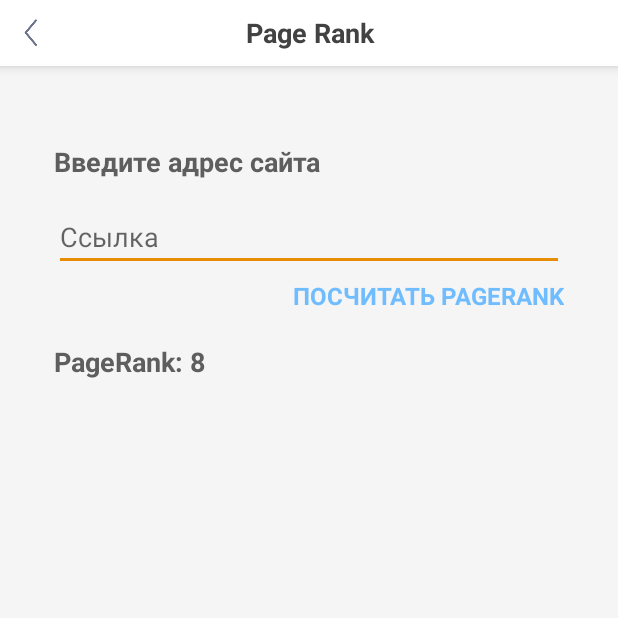
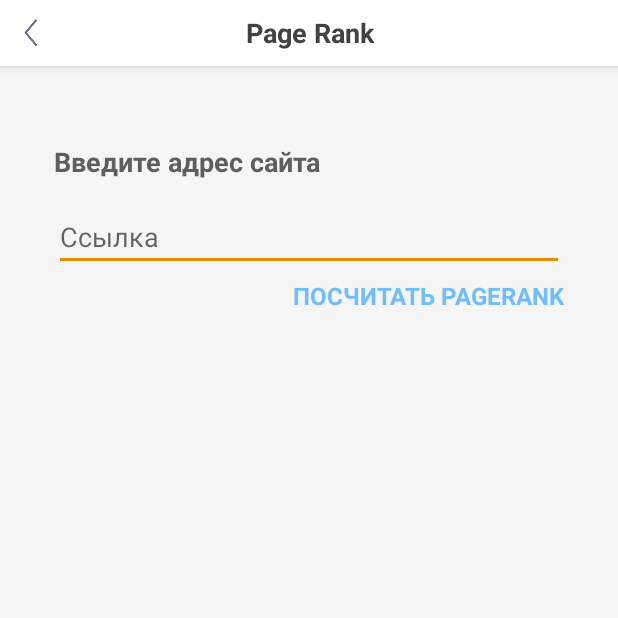
Before and after one commit to Rogdan/4kurs_labs, an Android app: the screen it shows after launch (PageRankActivity), after a tap on "PAGE RANK (Л.Р. 4)", on a phone screen of 412 x 824 dp, the top half of it. Run offline under Robolectric (Android 15) with nearby library versions, the light colour scheme and no system bars; our stand-ins replace ButterKnife, Dagger/Hilt's generated code; libraries missing offline, so code that uses them is left out: rx.subscriptions.

Commit message:
directory refactoring

```diff
--- a/app/src/main/AndroidManifest.xml
+++ b/app/src/main/AndroidManifest.xml
@@ -13,7 +13,7 @@
         android:supportsRtl="true"
         android:theme="@style/AppTheme">
 
-        <activity android:name=".ui.didenko.analyze.AnalyzeActivity"
+        <activity android:name=".ui.didenko.naive_bayes_lab_2_3.analyze.AnalyzeActivity"
             android:screenOrientation="portrait"
             android:windowSoftInputMode="adjustPan"/>
 
@@ -27,13 +27,13 @@
             </intent-filter>
         </activity>
         <activity
-            android:name=".ui.didenko.analyze.input.AnalyzeInputActivity"
+            android:name=".ui.didenko.naive_bayes_lab_2_3.input.AnalyzeInputActivity"
             android:screenOrientation="portrait"
             android:windowSoftInputMode="adjustPan"
             />
 
         <activity
-            android:name=".ui.didenko.page_rank.PageRankActivity"
+            android:name=".ui.didenko.page_rank_lab_4.PageRankActivity"
             android:screenOrientation="portrait"
             android:windowSoftInputMode="adjustPan"/>
     </application>
--- a/app/src/main/java/com/rogdanapp/stohastikalab1/adapters/ViewPagerAdapter.java
+++ b/app/src/main/java/com/rogdanapp/stohastikalab1/adapters/ViewPagerAdapter.java
@@ -1,15 +1,13 @@
 package com.rogdanapp.stohastikalab1.adapters;
 
 import android.content.Context;
-import android.support.annotation.FloatRange;
 import android.support.v4.app.Fragment;
 import android.support.v4.app.FragmentManager;
 import android.support.v4.app.FragmentStatePagerAdapter;
 
-import com.rogdanapp.stohastikalab1.R;
 import com.rogdanapp.stohastikalab1.data.pojo.AnalyzerItem;
 import com.rogdanapp.stohastikalab1.data.pojo.BaesClass;
-import com.rogdanapp.stohastikalab1.ui.didenko.data_showing.DataShowingFragment;
+import com.rogdanapp.stohastikalab1.ui.didenko.naive_bayes_lab_2_3.data_showing.DataShowingFragment;
 
 import java.util.ArrayList;
 
--- a/app/src/main/java/com/rogdanapp/stohastikalab1/di/components/ApplicationComponent.java
+++ b/app/src/main/java/com/rogdanapp/stohastikalab1/di/components/ApplicationComponent.java
@@ -1,8 +1,8 @@
 package com.rogdanapp.stohastikalab1.di.components;
 
 import com.rogdanapp.stohastikalab1.di.modules.ApplicationModule;
-import com.rogdanapp.stohastikalab1.ui.didenko.analyze.AnalyzeActivity;
-import com.rogdanapp.stohastikalab1.ui.didenko.analyze.input.AnalyzeInputActivity;
+import com.rogdanapp.stohastikalab1.ui.didenko.naive_bayes_lab_2_3.analyze.AnalyzeActivity;
+import com.rogdanapp.stohastikalab1.ui.didenko.naive_bayes_lab_2_3.input.AnalyzeInputActivity;
 
 import javax.inject.Singleton;
 
--- a/app/src/main/java/com/rogdanapp/stohastikalab1/ui/MainActivity.java
+++ b/app/src/main/java/com/rogdanapp/stohastikalab1/ui/MainActivity.java
@@ -7,8 +7,8 @@ import android.widget.TextView;
 
 import com.rogdanapp.stohastikalab1.R;
 import com.rogdanapp.stohastikalab1.core.BaseActivity;
-import com.rogdanapp.stohastikalab1.ui.didenko.analyze.AnalyzeActivity;
-import com.rogdanapp.stohastikalab1.ui.didenko.page_rank.PageRankActivity;
+import com.rogdanapp.stohastikalab1.ui.didenko.naive_bayes_lab_2_3.analyze.AnalyzeActivity;
+import com.rogdanapp.stohastikalab1.ui.didenko.page_rank_lab_4.PageRankActivity;
 
 import butterknife.BindView;
 import butterknife.OnClick;
--- a/app/src/main/java/com/rogdanapp/stohastikalab1/ui/didenko/analyze/AnalyzeContract.java
+++ b/app/src/main/java/com/rogdanapp/stohastikalab1/ui/didenko/naive_bayes_lab_2_3/analyze/AnalyzeContract.java
@@ -1,11 +1,9 @@
-package com.rogdanapp.stohastikalab1.ui.didenko.analyze;
+package com.rogdanapp.stohastikalab1.ui.didenko.naive_bayes_lab_2_3.analyze;
 
 import com.rogdanapp.stohastikalab1.core.IBaseView;
-import com.rogdanapp.stohastikalab1.data.pojo.AnalyzerItem;
 import com.rogdanapp.stohastikalab1.data.pojo.BaesClass;
 
 import java.io.InputStream;
-import java.util.ArrayList;
 
 public class AnalyzeContract {
     interface IAnalyzeView extends IBaseView {
--- a/app/src/main/java/com/rogdanapp/stohastikalab1/ui/didenko/analyze/AnalyzePresenter.java
+++ b/app/src/main/java/com/rogdanapp/stohastikalab1/ui/didenko/naive_bayes_lab_2_3/analyze/AnalyzePresenter.java
@@ -1,4 +1,4 @@
-package com.rogdanapp.stohastikalab1.ui.didenko.analyze;
+package com.rogdanapp.stohastikalab1.ui.didenko.naive_bayes_lab_2_3.analyze;
 
 import com.rogdanapp.stohastikalab1.core.Presenter;
 import com.rogdanapp.stohastikalab1.data.InMemoryStore;
--- a/app/src/main/java/com/rogdanapp/stohastikalab1/ui/didenko/data_showing/DataShowingFragment.java
+++ b/app/src/main/java/com/rogdanapp/stohastikalab1/ui/didenko/naive_bayes_lab_2_3/data_showing/DataShowingFragment.java
@@ -1,4 +1,4 @@
-package com.rogdanapp.stohastikalab1.ui.didenko.data_showing;
+package com.rogdanapp.stohastikalab1.ui.didenko.naive_bayes_lab_2_3.data_showing;
 
 import android.support.v7.widget.LinearLayoutManager;
 import android.support.v7.widget.RecyclerView;
--- a/app/src/main/java/com/rogdanapp/stohastikalab1/ui/didenko/analyze/input/AnalyzeInputActivity.java
+++ b/app/src/main/java/com/rogdanapp/stohastikalab1/ui/didenko/naive_bayes_lab_2_3/input/AnalyzeInputActivity.java
@@ -1,4 +1,4 @@
-package com.rogdanapp.stohastikalab1.ui.didenko.analyze.input;
+package com.rogdanapp.stohastikalab1.ui.didenko.naive_bayes_lab_2_3.input;
 
 import android.support.annotation.NonNull;
 import android.view.View;
--- a/app/src/main/java/com/rogdanapp/stohastikalab1/ui/didenko/analyze/input/AnalyzeInputContract.java
+++ b/app/src/main/java/com/rogdanapp/stohastikalab1/ui/didenko/naive_bayes_lab_2_3/input/AnalyzeInputContract.java
@@ -1,4 +1,4 @@
-package com.rogdanapp.stohastikalab1.ui.didenko.analyze.input;
+package com.rogdanapp.stohastikalab1.ui.didenko.naive_bayes_lab_2_3.input;
 
 import com.rogdanapp.stohastikalab1.core.IBaseView;
 
--- a/app/src/main/java/com/rogdanapp/stohastikalab1/ui/didenko/analyze/input/AnalyzeInputPresenter.java
+++ b/app/src/main/java/com/rogdanapp/stohastikalab1/ui/didenko/naive_bayes_lab_2_3/input/AnalyzeInputPresenter.java
@@ -1,10 +1,8 @@
-package com.rogdanapp.stohastikalab1.ui.didenko.analyze.input;
+package com.rogdanapp.stohastikalab1.ui.didenko.naive_bayes_lab_2_3.input;
 
 import com.rogdanapp.stohastikalab1.core.Presenter;
 import com.rogdanapp.stohastikalab1.data.InMemoryStore;
-import com.rogdanapp.stohastikalab1.data.pojo.AnalyzerTask;
 import com.rogdanapp.stohastikalab1.data.pojo.BaesAnalyzeResult;
-import com.rogdanapp.stohastikalab1.tools.Informator;
 
 import javax.inject.Inject;
 
--- a/app/src/main/java/com/rogdanapp/stohastikalab1/ui/didenko/page_rank/PageRankActivity.java
+++ /dev/null
@@ -1,44 +0,0 @@
-package com.rogdanapp.stohastikalab1.ui.didenko.page_rank;
-
-import android.widget.EditText;
-import android.widget.TextView;
-
-import com.rogdanapp.stohastikalab1.R;
-import com.rogdanapp.stohastikalab1.core.BaseActivity;
-
-import butterknife.BindView;
-import butterknife.OnClick;
-
-public class PageRankActivity extends BaseActivity {
-    @BindView(R.id.link_et)
-    protected EditText linkET;
-    @BindView(R.id.calculate_page_rank_tv)
-    protected TextView calculatePageRankTV;
-    @BindView(R.id.title_tv)
-    protected TextView titleTV;
-
-    @Override
-    protected int getLayoutId() {
-        return R.layout.activity_page_rank;
-    }
-
-    @Override
-    protected void initView() {
-        titleTV.setText(R.string.page_rank);
-    }
-
-    @OnClick(R.id.status_bar_left_iv)
-    protected void goBack() {
-        onBackPressed();
-    }
-
-    @Override
-    protected void providePresenter() {
-
-    }
-
-    @Override
-    protected void unbindPresenter() {
-
-    }
-}
--- /dev/null
+++ b/app/src/main/java/com/rogdanapp/stohastikalab1/ui/didenko/page_rank_lab_4/PageRankActivity.java
@@ -0,0 +1,108 @@
+package com.rogdanapp.stohastikalab1.ui.didenko.page_rank_lab_4;
+
+import android.support.annotation.NonNull;
+import android.view.View;
+import android.widget.EditText;
+import android.widget.ProgressBar;
+import android.widget.TextView;
+
+import com.rogdanapp.stohastikalab1.R;
+import com.rogdanapp.stohastikalab1.core.BaseActivity;
+import com.rogdanapp.stohastikalab1.di.scope.ActivityScope;
+import com.rogdanapp.stohastikalab1.tools.Informator;
+
+import javax.inject.Inject;
+
+import butterknife.BindView;
+import butterknife.OnClick;
+import dagger.Module;
+import dagger.Provides;
+import dagger.Subcomponent;
+
+public class PageRankActivity extends BaseActivity implements PageRankContract.IPageRankView {
+    @Inject
+    protected PageRankPresenter presenter;
+
+    @BindView(R.id.link_et)
+    protected EditText linkET;
+    @BindView(R.id.calculate_page_rank_tv)
+    protected TextView calculatePageRankTV;
+    @BindView(R.id.title_tv)
+    protected TextView titleTV;
+    @BindView(R.id.progress_bar)
+    protected ProgressBar progressBar;
+    @BindView(R.id.page_rank_result_tv)
+    protected TextView pageRankResultTV;
+
+    @Override
+    protected int getLayoutId() {
+        return R.layout.activity_page_rank;
+    }
+
+    @Override
+    protected void initView() {
+        titleTV.setText(R.string.page_rank);
+    }
+
+    @OnClick(R.id.calculate_page_rank_tv)
+    protected void calculatePageRank() {
+        Informator.toast(this, "В разработке");
+    }
+
+    @OnClick(R.id.status_bar_left_iv)
+    protected void goBack() {
+        onBackPressed();
+    }
+
+    @Override
+    protected void providePresenter() {
+        presenter.bindView(this);
+    }
+
+    @Override
+    protected void unbindPresenter() {
+        presenter.unbindView(this);
+    }
+
+    @Override
+    public void showProgress() {
+        progressBar.setVisibility(View.VISIBLE);
+        pageRankResultTV.setVisibility(View.GONE);
+        calculatePageRankTV.setEnabled(false);
+    }
+
+    @Override
+    public void hideProgress() {
+        progressBar.setVisibility(View.GONE);
+        pageRankResultTV.setVisibility(View.VISIBLE);
+        calculatePageRankTV.setEnabled(true);
+    }
+
+    @Override
+    public void onPageRankCalculated(double pageRank) {
+        String resultFormat = getString(R.string.result_format);
+        String result = String.format(resultFormat, String.valueOf(pageRank));
+        pageRankResultTV.setText(result);
+    }
+
+    @Override
+    public void onCalculatingError(String message) {
+        pageRankResultTV.setText(message);
+    }
+
+    @Subcomponent(modules = PageRankModule.class)
+    @ActivityScope
+    public interface PageRankComponent {
+        void inject(@NonNull PageRankActivity activity);
+    }
+
+    @Module
+    public static class PageRankModule {
+        @Provides
+        @ActivityScope
+        @NonNull
+        public PageRankPresenter providePageRankPresenter() {
+            return new PageRankPresenter();
+        }
+    }
+}
--- /dev/null
+++ b/app/src/main/java/com/rogdanapp/stohastikalab1/ui/didenko/page_rank_lab_4/PageRankContract.java
@@ -0,0 +1,14 @@
+package com.rogdanapp.stohastikalab1.ui.didenko.page_rank_lab_4;
+
+import com.rogdanapp.stohastikalab1.core.IBaseView;
+
+public interface PageRankContract {
+    interface IPageRankView extends IBaseView {
+        void onPageRankCalculated(double pageRank);
+        void onCalculatingError(String message);
+    }
+
+    interface IPageRankPresenter {
+        void calculatePageRank(String link);
+    }
+}
--- /dev/null
+++ b/app/src/main/java/com/rogdanapp/stohastikalab1/ui/didenko/page_rank_lab_4/PageRankPresenter.java
@@ -0,0 +1,15 @@
+package com.rogdanapp.stohastikalab1.ui.didenko.page_rank_lab_4;
+
+import com.rogdanapp.stohastikalab1.core.Presenter;
+
+public class PageRankPresenter extends Presenter<PageRankContract.IPageRankView> implements PageRankContract.IPageRankPresenter {
+
+    public PageRankPresenter() {
+
+    }
+
+    @Override
+    public void calculatePageRank(String link) {
+
+    }
+}
--- a/app/src/main/res/layout/activity_page_rank.xml
+++ b/app/src/main/res/layout/activity_page_rank.xml
@@ -3,8 +3,7 @@
     xmlns:android="http://schemas.android.com/apk/res/android"
     android:layout_width="match_parent"
     android:layout_height="match_parent"
-    android:background="@color/latte_background"
-    >
+    android:background="@color/latte_background">
 
     <include
         layout="@layout/item_title_bar"
@@ -38,18 +37,19 @@
             android:layout_height="wrap_content" />
 
         <TextView
-            android:id="@+id/page_rank_result"
+            android:visibility="gone"
+            android:layout_marginTop="10dp"
+            android:id="@+id/page_rank_result_tv"
             style="@style/DarkSubtitleTS"
-            android:text="PageRank: 8"
+            android:layout_width="match_parent"
+            android:layout_height="wrap_content" />
+
+        <ProgressBar
+            android:visibility="gone"
+            android:layout_marginTop="10dp"
+            android:id="@+id/progress_bar"
+            android:padding="5dp"
             android:layout_width="match_parent"
             android:layout_height="wrap_content" />
     </LinearLayout>
-
-    <ProgressBar
-        android:visibility="gone"
-        android:id="@+id/progress_bar"
-        style="?android:progressBarStyleLarge"
-        android:layout_centerInParent="true"
-        android:layout_width="wrap_content"
-        android:layout_height="wrap_content" />
 </RelativeLayout>
--- a/app/src/main/res/values/strings.xml
+++ b/app/src/main/res/values/strings.xml
@@ -53,4 +53,5 @@
     <string name="calculate_page_rank">Посчитать PageRank</string>
     <string name="page_rank">Page Rank</string>
     <string name="page_rank_lab_4">Page Rank (л.р. 4)</string>
+    <string name="result_format">Результат: %s</string>
 </resources>
```
Also changed, not shown: app/src/main/java/com/rogdanapp/stohastikalab1/ui/didenko/naive_bayes_lab_2_3/analyze/AnalyzeActivity.java (renamed from app/src/main/java/com/rogdanapp/stohastikalab1/ui/didenko/analyze/AnalyzeActivity.java, +2 -6 lines).
